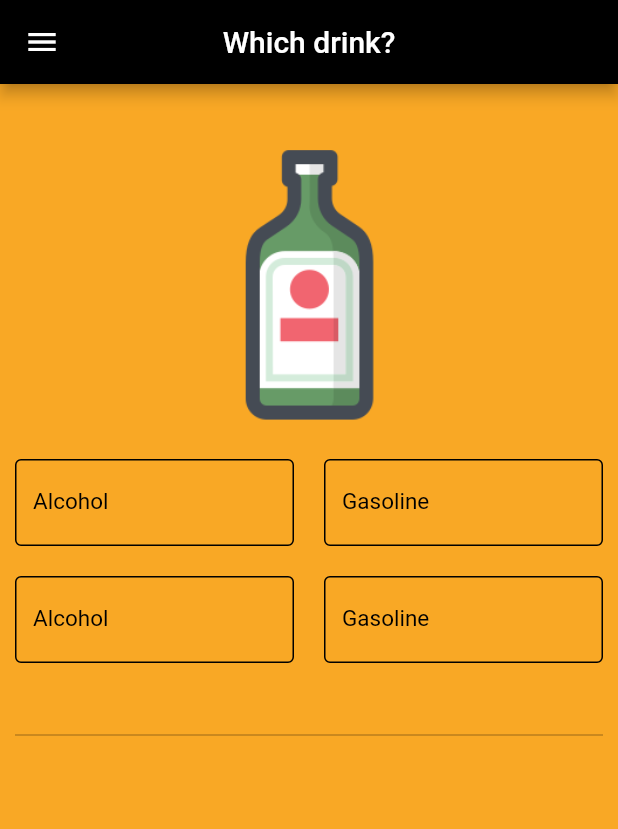
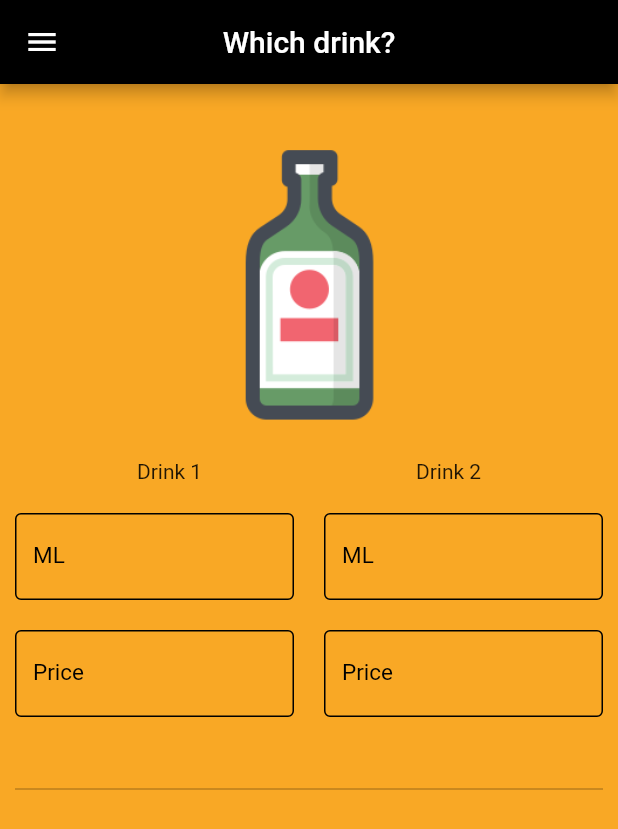
Before and after one commit to samirRibeiro77/daily_helper, a Flutter app: the screen it shows after launch, swiped to page 3, on a phone screen of 412 x 824 dp. Shown: the top 829 px of the screen. Run offline on Flutter 3.47's test engine with Material 2 defaults, Android fonts, the phone set to English and light mode, and no system bars.

Commit message:
Which Drink
App finished

```diff
--- a/lang/en.json
+++ b/lang/en.json
@@ -4,5 +4,10 @@
   "which_fuel": "Which fuel?",
   "alcohol": "Alcohol",
   "gasoline": "Gasoline",
-  "which_drink": "Which drink?"
+  "which_drink": "Which drink?",
+  "measure": "ML",
+  "price": "Price",
+  "drink1": "Drink 1",
+  "drink2": "Drink 2",
+  "both_drinks": "Same price!"
 }
--- /dev/null
+++ b/lib/apps/which_drink/core/which_drink_answer.dart
@@ -0,0 +1,46 @@
+import 'package:daily_helper/apps/which_drink/core/which_drink_math.dart';
+import 'package:daily_helper/util/string_key.dart';
+import 'package:flutter/cupertino.dart';
+
+import '../../../app_localizations.dart';
+
+class WhichDrinkAnswer {
+  final double D1Price;
+  final double D1Qtd;
+  final double D2Price;
+  final double D2Qtd;
+
+  double _drink1;
+  double _drink2;
+
+  WhichDrinkAnswer({
+    @required this.D1Price,
+    @required this.D1Qtd,
+    @required this.D2Price,
+    @required this.D2Qtd}){
+      _doMath();
+  }
+
+  void _doMath() {
+    final math = WhichDrinkMath(
+      drink1Price: this.D1Price,
+      drink1Qtd: this.D1Qtd,
+      drink2Price: this.D2Price,
+      drink2Qtd: this.D2Qtd
+    );
+
+    _drink1 = math.score1;
+    _drink2 = math.score2;
+  }
+
+  String result(BuildContext context) {
+    if (_drink1 > _drink2) {
+      return AppLocalizations.of(context).translate(StringKey.DRINK_1);
+    }
+    if (_drink1 < _drink2) {
+      return AppLocalizations.of(context).translate(StringKey.DRINK_2);
+    }
+
+    return AppLocalizations.of(context).translate(StringKey.BOTH_DRINK);
+  }
+}
--- /dev/null
+++ b/lib/apps/which_drink/core/which_drink_enum.dart
@@ -0,0 +1,3 @@
+enum Drink {
+  drink1, drink2
+}
--- /dev/null
+++ b/lib/apps/which_drink/core/which_drink_math.dart
@@ -0,0 +1,18 @@
+import 'package:flutter/cupertino.dart';
+
+class WhichDrinkMath {
+  double _score1;
+  double _score2;
+
+  WhichDrinkMath({
+    @required drink1Price,
+    @required drink1Qtd,
+    @required drink2Price,
+    @required drink2Qtd}){
+      this._score1 = drink1Qtd / drink1Price;
+      this._score2 = drink2Qtd / drink2Price;
+  }
+
+  double get score2 => _score2;
+  double get score1 => _score1;
+}
--- a/lib/apps/which_drink/which_drink.dart
+++ b/lib/apps/which_drink/ui/which_drink.dart
@@ -1,4 +1,4 @@
-import 'package:daily_helper/apps/which_drink/which_drink_home.dart';
+import 'package:daily_helper/apps/which_drink/ui/which_drink_home.dart';
 import 'package:flutter/material.dart';
 
 class WhichDrink extends StatelessWidget {
--- a/lib/apps/which_drink/which_drink_home.dart
+++ b/lib/apps/which_drink/ui/which_drink_home.dart
@@ -1,7 +1,8 @@
+import 'package:daily_helper/apps/which_drink/core/which_drink_answer.dart';
 import 'package:daily_helper/util/string_key.dart';
 import 'package:flutter/material.dart';
 
-import '../../app_localizations.dart';
+import '../../../app_localizations.dart';
 
 class WhichDrinkHome extends StatefulWidget {
   @override
@@ -11,6 +12,36 @@ class WhichDrinkHome extends StatefulWidget {
 class _WhichDrinkHomeState extends State<WhichDrinkHome> {
   @override
   Widget build(BuildContext context) {
+    final _d1MeasureController = TextEditingController();
+    final _d1PriceController = TextEditingController();
+    final _d2MeasureController = TextEditingController();
+    final _d2PriceController = TextEditingController();
+    final _whichDrinkController = TextEditingController();
+
+    void _valuesChange() {
+      if(_d1MeasureController.text.isEmpty
+        |_d1PriceController.text.isEmpty
+        |_d2MeasureController.text.isEmpty
+        |_d2PriceController.text.isEmpty) {
+          _whichDrinkController.text = "";
+          return;
+      }
+
+      var d1MeasureValue = double.parse(_d1MeasureController.value.text.replaceAll(',', '.'));
+      var d1PriceValue = double.parse(_d1PriceController.value.text.replaceAll(',', '.'));
+      var d2MeasureValue = double.parse(_d2MeasureController.value.text.replaceAll(',', '.'));
+      var d2PriceValue = double.parse(_d2PriceController.value.text.replaceAll(',', '.'));
+
+      var answer = WhichDrinkAnswer(
+        D1Price: d1PriceValue,
+        D1Qtd: d1MeasureValue,
+        D2Price: d2PriceValue,
+        D2Qtd: d2MeasureValue
+      );
+
+      _whichDrinkController.text = answer.result(context);
+    }
+
     return ListView(
       padding: EdgeInsets.all(10.0),
       children: <Widget>[
@@ -24,14 +55,29 @@ class _WhichDrinkHomeState extends State<WhichDrinkHome> {
         Row(
           mainAxisAlignment: MainAxisAlignment.spaceBetween,
           children: <Widget>[
+            SizedBox(child: Container(width: 20.0)),
+            Flexible(
+              child: Text(AppLocalizations.of(context).translate(StringKey.DRINK_1)),
+            ),
+            SizedBox(child: Container(width: 20.0)),
+            Flexible(
+              child: Text(AppLocalizations.of(context).translate(StringKey.DRINK_2)),
+            ),
+            SizedBox(child: Container(width: 20.0))
+          ],
+        ),
+        SizedBox(child: Container(height: 20.0)),
+        Row(
+          mainAxisAlignment: MainAxisAlignment.spaceBetween,
+          children: <Widget>[
             Flexible(
               child: TextField(
                 style: TextStyle(color: Colors.black, fontSize: 15.0),
-                //controller: _alcoholController,
+                controller: _d1MeasureController,
                 keyboardType: TextInputType.numberWithOptions(decimal: true),
-                //onChanged: (value){ _valuesChange(); },
+                onChanged: (value){ _valuesChange(); },
                 decoration: InputDecoration(
-                    labelText: AppLocalizations.of(context).translate(StringKey.ALCOHOL),
+                    labelText: AppLocalizations.of(context).translate(StringKey.MEASURE),
                     labelStyle: TextStyle(color: Colors.black),
                     focusedBorder:
                     OutlineInputBorder(borderSide: BorderSide(color: Colors.black)),
@@ -44,11 +90,11 @@ class _WhichDrinkHomeState extends State<WhichDrinkHome> {
             Flexible(
               child: TextField(
                   style: TextStyle(color: Colors.black, fontSize: 15.0),
-                  //controller: _gasolineController,
+                  controller: _d2MeasureController,
                   keyboardType: TextInputType.numberWithOptions(decimal: true),
-                  //onChanged: (value){ _valuesChange(); },
+                  onChanged: (value){ _valuesChange(); },
                   decoration: InputDecoration(
-                      labelText: AppLocalizations.of(context).translate(StringKey.GASOLINE),
+                      labelText: AppLocalizations.of(context).translate(StringKey.MEASURE),
                       labelStyle: TextStyle(color: Colors.black),
                       focusedBorder:
                       OutlineInputBorder(borderSide: BorderSide(color: Colors.black)),
@@ -66,11 +112,11 @@ class _WhichDrinkHomeState extends State<WhichDrinkHome> {
             Flexible(
               child: TextField(
                 style: TextStyle(color: Colors.black, fontSize: 15.0),
-                //controller: _alcoholController,
+                controller: _d1PriceController,
                 keyboardType: TextInputType.numberWithOptions(decimal: true),
-                //onChanged: (value){ _valuesChange(); },
+                onChanged: (value){ _valuesChange(); },
                 decoration: InputDecoration(
-                    labelText: AppLocalizations.of(context).translate(StringKey.ALCOHOL),
+                    labelText: AppLocalizations.of(context).translate(StringKey.PRICE),
                     labelStyle: TextStyle(color: Colors.black),
                     focusedBorder:
                     OutlineInputBorder(borderSide: BorderSide(color: Colors.black)),
@@ -83,11 +129,11 @@ class _WhichDrinkHomeState extends State<WhichDrinkHome> {
             Flexible(
               child: TextField(
                   style: TextStyle(color: Colors.black, fontSize: 15.0),
-                  //controller: _gasolineController,
+                  controller: _d2PriceController,
                   keyboardType: TextInputType.numberWithOptions(decimal: true),
-                  //onChanged: (value){ _valuesChange(); },
+                  onChanged: (value){ _valuesChange(); },
                   decoration: InputDecoration(
-                      labelText: AppLocalizations.of(context).translate(StringKey.GASOLINE),
+                      labelText: AppLocalizations.of(context).translate(StringKey.PRICE),
                       labelStyle: TextStyle(color: Colors.black),
                       focusedBorder:
                       OutlineInputBorder(borderSide: BorderSide(color: Colors.black)),
@@ -102,7 +148,7 @@ class _WhichDrinkHomeState extends State<WhichDrinkHome> {
           enabled: false,
           textAlign: TextAlign.center,
           style: TextStyle(color: Colors.black, fontSize: 20.0),
-          //controller: _whichFuelController,
+          controller: _whichDrinkController,
         )
       ],
     );
--- a/lib/apps/which_fuel/ui/which_fuel_home.dart
+++ b/lib/apps/which_fuel/ui/which_fuel_home.dart
@@ -1,7 +1,5 @@
-import 'package:daily_helper/apps/which_fuel/core/which_fuel_math.dart';
 import 'package:daily_helper/util/string_key.dart';
 import 'package:flutter/material.dart';
-
 import '../../../app_localizations.dart';
 import '../core/which_fuel_answer.dart';
 
--- a/lib/ui/home_screen.dart
+++ b/lib/ui/home_screen.dart
@@ -1,4 +1,4 @@
-import 'package:daily_helper/apps/which_drink/which_drink.dart';
+import 'package:daily_helper/apps/which_drink/ui/which_drink.dart';
 import 'package:daily_helper/apps/which_fuel/ui/which_fuel.dart';
 import 'package:daily_helper/ui/home_tab.dart';
 import 'package:daily_helper/ui/widget/custom_drawer.dart';
--- a/lib/util/string_key.dart
+++ b/lib/util/string_key.dart
@@ -5,4 +5,9 @@ class StringKey {
   static const String ALCOHOL = 'alcohol';
   static const String GASOLINE = 'gasoline';
   static const String WHICH_DRINK = 'which_drink';
+  static const String MEASURE = 'measure';
+  static const String PRICE = 'price';
+  static const String DRINK_1 = 'drink1';
+  static const String DRINK_2 = 'drink2';
+  static const String BOTH_DRINK = 'both_drinks';
 }
```
Also changed, not shown: lang/pt.json (+6 -1 lines).
